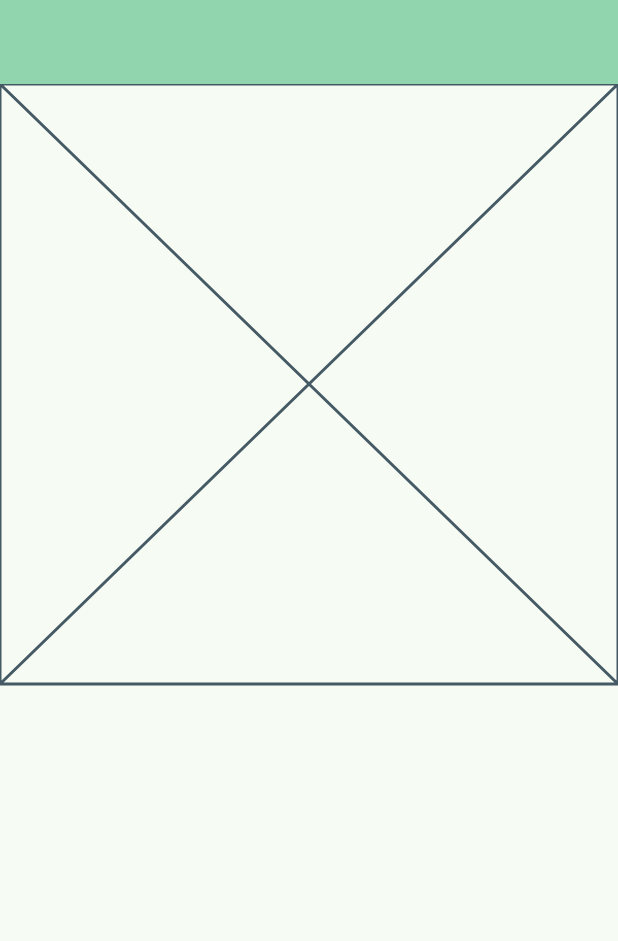
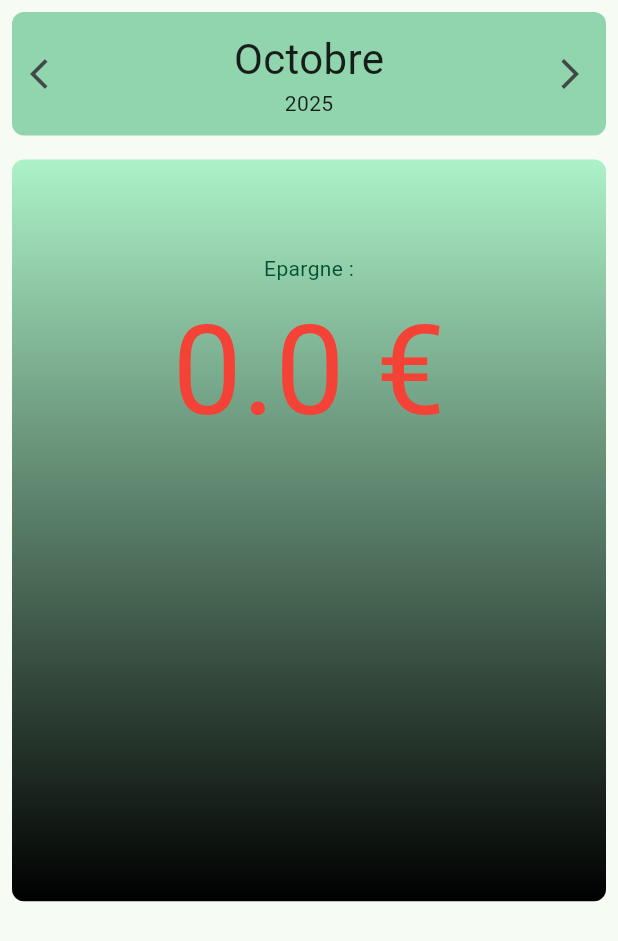
Before and after one commit to SylaneCpn/pense, a Flutter app: the screen it shows after launch, on a phone screen of 412 x 824 dp. Shown: the top 941 px of the screen. Run offline on Flutter 3.47's test engine with Material 3 defaults, Android fonts, the phone set to English and light mode, and no system bars; drawn by our look-alikes of dynamic_color.

Commit message:
Date banner

```diff
--- a/lib/logic/record.dart
+++ b/lib/logic/record.dart
@@ -51,6 +51,16 @@ class Record extends ChangeNotifier {
   void notify() {
     notifyListeners();
   }
+
+  RecordElement where(Month month, int year) {
+    try {
+      return elements.firstWhere((e) => e.month == month && e.year == year);
+    } on StateError catch (_) {
+      final newElem = RecordElement.empty(month: month, year: year);
+      elements.add(newElem);
+      return newElem;
+    }
+  }
 }
 
 class RecordElement {
@@ -99,6 +109,22 @@ class RecordElement {
       'incomes': incomes.map((income) => income.toJson()).toList(),
     };
   }
+
+  double totalIncome() {
+    return incomes
+        .map((e) => e.sourceSum())
+        .fold(0.0, (value, element) => value + element);
+  }
+
+  double totalExpense() {
+    return expenses
+        .map((e) => e.sourceSum())
+        .fold(0.0, (value, element) => value + element);
+  }
+
+  double totalElement() {
+    return totalIncome() - totalExpense();
+  }
 }
 
 class Category {
@@ -132,17 +158,23 @@ class Category {
       'sources': sources.map((source) => source.toJson()).toList(),
     };
   }
+
+  double sourceSum() {
+    return sources
+        .map((e) => e.value)
+        .fold(0.0, (value, element) => value + element);
+  }
 }
 
 class Source {
   final String label;
-  final String value;
+  final double value;
 
   const Source({required this.label, required this.value});
 
   factory Source.fromJson(Map<String, dynamic> json) {
     return switch (json) {
-      {'label': String label, 'value': String value} => Source(
+      {'label': String label, 'value': double value} => Source(
         label: label,
         value: value,
       ),
--- a/lib/ui/body.dart
+++ b/lib/ui/body.dart
@@ -2,6 +2,7 @@ import 'package:flutter/material.dart';
 import 'package:pense/logic/record.dart';
 import 'package:pense/ui/main_page/main_page.dart';
 import 'package:pense/ui/processing_record.dart';
+import 'package:provider/provider.dart';
 
 class Body extends StatefulWidget {
   const Body({super.key});
@@ -34,11 +35,12 @@ class _BodyState extends State<Body> {
   @override
   Widget build(BuildContext context) {
 
-    final body = (record != null) ? MainPage() : ProcessingRecord();
+    final body = (record != null) ? ChangeNotifierProvider(create: (context) => record! , child: MainPage(),) : ProcessingRecord();
 
-    return Scaffold(
-      appBar: AppBar( backgroundColor: Theme.of(context).colorScheme.inversePrimary,),
-      body: body,
+    return SafeArea(
+      child: Scaffold(
+        body: body,
+      ),
     );
   }
 }
--- /dev/null
+++ b/lib/ui/main_page/date_banner.dart
@@ -0,0 +1,54 @@
+import 'package:flutter/material.dart';
+import 'package:pense/logic/month.dart';
+
+class DateBanner extends StatelessWidget {
+
+  final double height;
+  final Month month;
+  final int year;
+  final void Function()? prevMonthCallback;
+  final void Function()? nextMonthCallback;
+
+  const DateBanner({super.key , required this.height , required this.month , required this.year , this.prevMonthCallback , this.nextMonthCallback});
+
+  @override
+  Widget build(BuildContext context) {
+     return Padding(
+       padding: const EdgeInsets.all(8.0),
+       child: Container(
+        decoration: BoxDecoration( color: Theme.of(context).colorScheme.inversePrimary,borderRadius: BorderRadius.circular(8.0)),
+         child: SizedBox(
+          height: height,
+           child: Row(
+            mainAxisAlignment: MainAxisAlignment.spaceEvenly,
+             children: [
+              IconButton(onPressed: prevMonthCallback, icon: Icon(Icons.arrow_back_ios)),
+               Expanded(
+                 child: Align(
+                  alignment: Alignment.center,
+                   child: Column(
+                    mainAxisAlignment:  MainAxisAlignment.center,
+                     children: [
+                       Text(
+                         style: TextStyle(
+                          fontSize: 28.0,
+                          color: Theme.of(context).colorScheme.onSurface),
+                         month.toStringFr()),
+
+                         Text(
+                         style: TextStyle(
+                          fontSize: 14.0,
+                          color: Theme.of(context).colorScheme.onSurface),
+                         year.toString() ),
+                     ],
+                   ),
+                 ),
+               ),
+               IconButton(onPressed: nextMonthCallback, icon: Icon(Icons.arrow_forward_ios)),
+             ],
+           ),
+         ),
+       ),
+     );
+  }
+}
--- a/lib/ui/main_page/main_page.dart
+++ b/lib/ui/main_page/main_page.dart
@@ -1,5 +1,7 @@
 import 'package:flutter/material.dart';
 import 'package:pense/logic/month.dart';
+import 'package:pense/ui/main_page/date_banner.dart';
+import 'package:pense/ui/main_page/sum_banner.dart';
 
 class MainPage extends StatefulWidget {
   const MainPage({super.key});
@@ -9,11 +11,49 @@ class MainPage extends StatefulWidget {
 }
 
 class _MainPageState extends State<MainPage> {
-
   Month month = DateTime.now().month.toMonth();
   int year = DateTime.now().year;
+
+  void toPrevMonth() {
+    setState(() {
+      final (Month m, int y) = month.prev(year);
+      month = m;
+      year = y;
+    });
+  }
+
+  void toNextMonth() {
+    setState(() {
+      final (Month m, int y) = month.next(year);
+      month = m;
+      year = y;
+    });
+  }
+
   @override
   Widget build(BuildContext context) {
-    return SingleChildScrollView(child: Column(children: [Placeholder()]));
+    return LayoutBuilder(
+      builder: (context, constraints) {
+        return SingleChildScrollView(
+          child: Column(
+            children: [
+              DateBanner(
+                height: constraints.maxHeight * 0.1,
+                month: month,
+                year: year,
+                prevMonthCallback: toPrevMonth,
+                nextMonthCallback: toNextMonth,
+              ),
+              SumBanner(
+                month: month,
+                year: year,
+                height: constraints.maxHeight * 0.6,
+                width: constraints.maxWidth,
+              ),
+            ],
+          ),
+        );
+      },
+    );
   }
 }
--- /dev/null
+++ b/lib/ui/main_page/sum_banner.dart
@@ -0,0 +1,107 @@
+import 'package:dynamic_color/dynamic_color.dart';
+import 'package:flutter/material.dart';
+import 'package:pense/logic/app_state.dart';
+import 'package:pense/logic/month.dart';
+import 'package:provider/provider.dart';
+
+import 'package:pense/logic/record.dart' as rc;
+
+class SumBanner extends StatelessWidget {
+  final Month month;
+  final int year;
+  final double width;
+  final double height;
+
+  const SumBanner({
+    super.key,
+    required this.month,
+    required this.year,
+    required this.width,
+    required this.height,
+  });
+
+  Decoration containerDecoration(context) => BoxDecoration(
+    borderRadius: BorderRadius.circular(8.0),
+    gradient: LinearGradient(
+      begin: Alignment.topCenter,
+      end: Alignment.bottomCenter,
+      colors: [Theme.of(context).colorScheme.primaryContainer, Colors.black],
+    ),
+  );
+
+  @override
+  Widget build(BuildContext context) {
+    final record = context.watch<rc.Record>();
+    final currentElement = record.where(month, year);
+
+    final sum = currentElement.totalElement();
+
+    return Padding(
+      padding: const EdgeInsets.all(8.0),
+      child: SizedBox(
+        height: height,
+        width: width,
+        child: Container(
+          decoration: containerDecoration(context),
+          child: Padding(
+            padding: const EdgeInsets.all(8.0),
+            child: Column(
+              mainAxisSize: MainAxisSize.max,
+              children: [
+                Epargne(sum: sum, height: height * 0.5, width: width),
+              ],
+            ),
+          ),
+        ),
+      ),
+    );
+  }
+}
+
+class Epargne extends StatelessWidget {
+  final double sum;
+  final double height;
+  final double width;
+
+  Color sumColor(double sum, Color baseColor) {
+    return sum < 0.0
+        ? Colors.green.harmonizeWith(baseColor)
+        : Colors.red.harmonizeWith(baseColor);
+  }
+
+  const Epargne({
+    super.key,
+    required this.sum,
+    required this.height,
+    required this.width,
+  });
+  @override
+  Widget build(BuildContext context) {
+    final appState = context.read<AppState>();
+    return SizedBox(
+      height: height,
+      width: width,
+      child: Column(
+        mainAxisAlignment: MainAxisAlignment.center,
+        children: [
+          Text(
+            style: TextStyle(
+              color: Theme.of(context).colorScheme.onPrimaryContainer,
+            ),
+            "Epargne :",
+          ),
+          Text(
+            style: TextStyle(
+              fontSize: height / 3,
+              color: sumColor(
+                sum,
+                Theme.of(context).colorScheme.onPrimaryContainer,
+              ),
+            ),
+            "$sum ${appState.currency}",
+          ),
+        ],
+      ),
+    );
+  }
+}
--- a/lib/ui/theme_provider.dart
+++ b/lib/ui/theme_provider.dart
@@ -7,6 +7,8 @@ import 'package:provider/provider.dart';
 class ThemeProvider extends StatelessWidget {
 
   const ThemeProvider({super.key});
+
+
 
   @override
   Widget build(BuildContext context) {
```
Also changed, not shown: lib/logic/month.dart (+71 -5 lines), lib/ui/app_theme.dart (deleted, +0 -8 lines).
